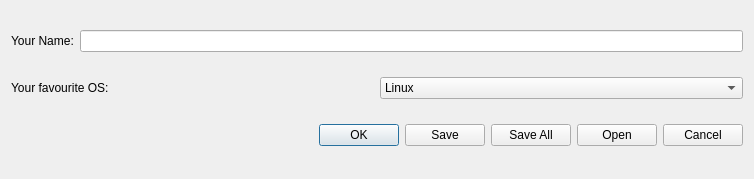
The window that dialog.ui (NikNator10/QT-Testing) describes before a commit, drawn with Qt 5.
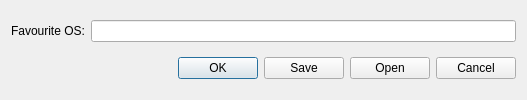
The same window after the commit.

Commit message: Wiederholung: Dialoge erstellen mit QDialog, QDialogButtonBox; Genutzt: QApplication, QWidget, QDialog, QDialogButtonBox, Qt Designer

The edit to the form file:
```diff
--- a/dialog.ui
+++ b/dialog.ui
@@ -6,62 +6,32 @@
    <rect>
     <x>0</x>
     <y>0</y>
-    <width>754</width>
-    <height>179</height>
+    <width>527</width>
+    <height>100</height>
    </rect>
   </property>
   <property name="windowTitle">
    <string>Dialog</string>
   </property>
   <layout class="QVBoxLayout" name="verticalLayout">
-   <item>
-    <layout class="QHBoxLayout" name="horizontalLayout_2">
-     <item>
-      <widget class="QLabel" name="label_2">
-       <property name="text">
-        <string>Your Name:</string>
-       </property>
-      </widget>
-     </item>
-     <item>
-      <widget class="QLineEdit" name="name_line_edit"/>
-     </item>
-    </layout>
-   </item>
    <item>
     <layout class="QHBoxLayout" name="horizontalLayout">
      <item>
       <widget class="QLabel" name="label">
        <property name="text">
-        <string>Your favourite OS:</string>
+        <string>Favourite OS:</string>
        </property>
       </widget>
      </item>
      <item>
-      <widget class="QComboBox" name="combo_box">
-       <item>
-        <property name="text">
-         <string>Linux</string>
-        </property>
-       </item>
-       <item>
-        <property name="text">
-         <string>Windows</string>
-        </property>
-       </item>
-       <item>
-        <property name="text">
-         <string>MacOS</string>
-        </property>
-       </item>
-      </widget>
+      <widget class="QLineEdit" name="fav_os_line_edit"/>
      </item>
     </layout>
    </item>
    <item>
     <widget class="QDialogButtonBox" name="button_box">
      <property name="standardButtons">
-      <set>QDialogButtonBox::Cancel|QDialogButtonBox::Ok|QDialogButtonBox::Open|QDialogButtonBox::Save|QDialogButtonBox::SaveAll</set>
+      <set>QDialogButtonBox::Cancel|QDialogButtonBox::Ok|QDialogButtonBox::Open|QDialogButtonBox::Save</set>
      </property>
     </widget>
    </item>
```
The commit also changes 10 other files.
